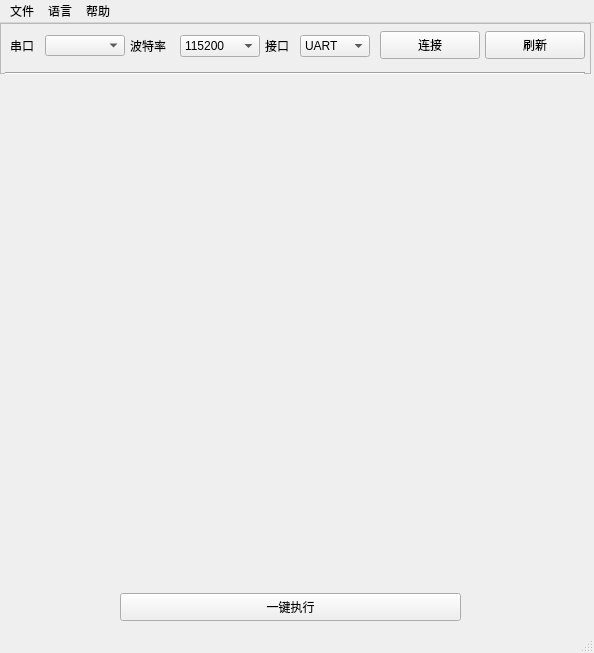
First picture: the form in CheckWINCC.ui, repository benewake-zoran/BW_TFCHECK_PY_GUI, before the edit.
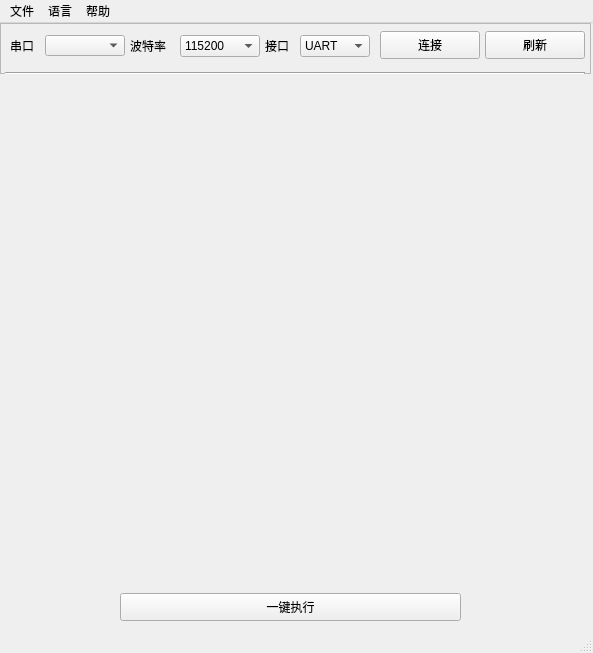
Second picture: the form after the edit. Icons and pictures are not drawn.

Diff of the .ui file:
```diff
--- a/CheckWINCC.ui
+++ b/CheckWINCC.ui
@@ -6,7 +6,7 @@
    <rect>
     <x>0</x>
     <y>0</y>
-    <width>594</width>
+    <width>593</width>
     <height>653</height>
    </rect>
   </property>
@@ -275,8 +275,8 @@
     <rect>
      <x>0</x>
      <y>0</y>
-     <width>594</width>
-     <height>26</height>
+     <width>593</width>
+     <height>19</height>
     </rect>
    </property>
    <widget class="QMenu" name="menu">
```
Left out of the diff: 2 changed lines with no effect on the pictures.
